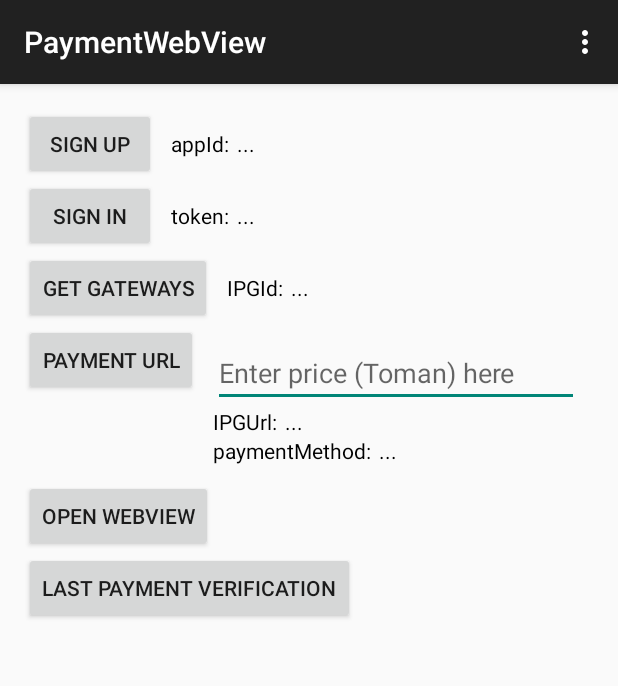
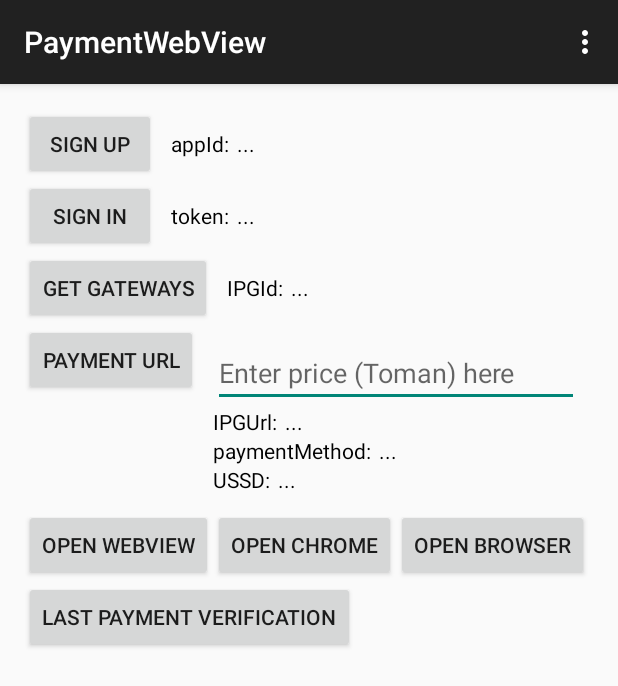
Before and after one commit to sinamomken/payment_gateway_android, an Android app: the screen it shows after launch (MainActivity), on a phone screen of 412 x 824 dp. Shown: the top 686 px of the screen. Run offline under Robolectric (Android 15) with nearby library versions, the phone set to English and light mode, and no system bars; libraries missing offline, so code that uses them is left out: ir.keloud.android.

Commit message:
Sample project for payment using webview almost completed. I had to enable javascript in webview to make it work correctly.

```diff
--- a/app/src/main/java/ir/sinamomken/paymentwebview/MainActivity.java
+++ b/app/src/main/java/ir/sinamomken/paymentwebview/MainActivity.java
@@ -1,8 +1,12 @@
 package ir.sinamomken.paymentwebview;
 
+import android.app.Dialog;
+import android.content.ActivityNotFoundException;
+import android.content.ComponentName;
 import android.content.Context;
 import android.content.Intent;
 import android.content.SharedPreferences;
+import android.net.Uri;
 import android.os.AsyncTask;
 import android.support.v7.app.ActionBarActivity;
 import android.os.Bundle;
@@ -16,6 +20,7 @@ import ir.keloud.android.lib.common.operations.RemoteOperationResult;
 import ir.keloud.android.lib.common.utils.Log_OC;
 import ir.sinamomken.paymentwebview.payment.gateway.GetPaymentGatewaysOperation;
 import ir.sinamomken.paymentwebview.payment.gateway.GetPaymentUrlOperation;
+import ir.sinamomken.paymentwebview.payment.gateway.PaymentVerificationOperation;
 import ir.sinamomken.paymentwebview.payment.gateway.SigninOperation;
 import ir.sinamomken.paymentwebview.payment.gateway.SignupOperation;
 
@@ -29,6 +34,9 @@ public class MainActivity extends ActionBarActivity {
     private String mGatewayId = "55db1af888233a8134a14781";
     private int mToman = 100;
     private String mIPGUrl = "https://www.zarinpal.com/pg/StartPay/000000000000000000000000000007505554";
+    private String mUSSD = "";
+    private String mResultUrl = "";
+    private String mResultMsg = "no result yet!";
 
     @Override
     protected void onCreate(Bundle savedInstanceState) {
@@ -145,10 +153,13 @@ public class MainActivity extends ActionBarActivity {
         protected void onPostExecute(RemoteOperationResult result){
             TextView ipgurl_tv = (TextView) findViewById(R.id.ipgurl_txt);
             TextView pm_tv = (TextView) findViewById(R.id.payment_method_txt);
+            TextView ussd_tv = (TextView) findViewById(R.id.ussd_txt);
             Log_OC.d(TAG, "trying to show IPGUrl and PaymentMethod or any error");
             if(result.isSuccess()){
                 mIPGUrl = (String) result.getData().get(3);
                 ipgurl_tv.setText(mIPGUrl);
+                mUSSD =  (String) result.getData().get(4);
+                ussd_tv.setText(mUSSD);
                 int paymentMethod = (int) result.getData().get(5);
                 pm_tv.setText( Integer.toString(paymentMethod) );
             }else{
@@ -161,9 +172,88 @@ public class MainActivity extends ActionBarActivity {
     private static final int WEBVIEW_REQUEST_CODE = 1;
     public void onOpenWebviewBtnClick(View view){
         Intent i = new Intent(this , WebViewActivity.class);
-        i.addFlags(Intent.FLAG_ACTIVITY_NEW_TASK);
+        //i.addFlags(Intent.FLAG_ACTIVITY_NEW_TASK);
         i.putExtra("IPG_URL",mIPGUrl);
         startActivityForResult(i, WEBVIEW_REQUEST_CODE);
+    }
+
+    @Override
+    protected void onActivityResult(int requestCode, int resultCode, Intent data) {
+        Log_OC.d(TAG, "requestCode = " + requestCode + " resultCode = " + resultCode);
+        if (requestCode == WEBVIEW_REQUEST_CODE) {
+            if(resultCode == RESULT_OK){
+                Log_OC.e(TAG, "result url = " + mResultUrl);
+                mResultUrl = data.getStringExtra(WebViewActivity.KEY_RESULT_URL);
+                onPaymentVerificationBtnClick(new View(this));
+            }
+            if (resultCode == RESULT_CANCELED) {
+                //Write your code if there's no result
+            }
+        }
+    }
+
+    public void onOpenChromeBtnClick(View view){
+        Intent intent=new Intent(Intent.ACTION_VIEW,Uri.parse(mIPGUrl));
+        intent.addFlags(Intent.FLAG_ACTIVITY_NEW_TASK);
+        intent.setPackage("com.android.chrome");
+        try {
+            startActivity(intent);
+        } catch (ActivityNotFoundException ex) {
+            // Chrome browser presumably not installed so allow user to choose instead
+
+        }
+    }
+
+    public void onOpenBrowserBtnClick(View view){
+        Intent intent = new Intent();
+        ComponentName comp = new ComponentName("com.google.android.browser","com.google.android.browser.BrowserActivity");
+        intent.setComponent(comp);
+        intent.setAction("android.intent.action.VIEW");
+        intent.addCategory("android.intent.category.BROWSABLE");
+        Uri uri = Uri.parse(mIPGUrl);
+        intent.setData(uri);
+        //try
+        //{
+            startActivity(intent);
+        //}
+        //catch (Exception e)
+        //{
+            //e.printStackTrace();
+        //}
+    }
+
+
+    public void onPaymentVerificationBtnClick(View view){
+        new PaymentVerificationAsyncTask().execute();
+    }
+
+    private class PaymentVerificationAsyncTask extends AsyncTask<Void, Void, RemoteOperationResult> {
+        private final String TAG = PaymentVerificationAsyncTask.class.getSimpleName();
+        @Override
+        protected RemoteOperationResult doInBackground(Void... v){
+            Log_OC.d(TAG, "trying to verify payment in background");
+            PaymentVerificationOperation verificationOperation = new PaymentVerificationOperation(MainActivity.this);
+            RemoteOperationResult result = verificationOperation.verifyPayment(mResultUrl);
+            return result;
+        }
+
+        @Override
+        protected void onPostExecute(RemoteOperationResult result){
+            Log_OC.d(TAG, "trying to show result of payment");
+
+            Dialog resultDialog = new Dialog(MainActivity.this);
+            resultDialog.setContentView(R.layout.result_dialog);
+            resultDialog.setTitle("Payment Result");
+            TextView dialogText = (TextView) resultDialog.findViewById(R.id.dialog_text);
+
+            if(result.isSuccess()){
+                 mResultMsg = (String) result.getData().get(12);
+            }else{
+                mResultMsg = "Error in receiving payment result";
+            }
+            dialogText.setText(mResultMsg);
+            resultDialog.show();
+        }
     }
 
     @Override
--- a/app/src/main/res/layout/activity_main.xml
+++ b/app/src/main/res/layout/activity_main.xml
@@ -136,8 +136,29 @@
                     android:text="..."
                     android:textColor="#000000"/>
             </LinearLayout>
+            <LinearLayout
+                android:layout_width="match_parent"
+                android:layout_height="wrap_content"
+                android:orientation="horizontal">
+                <TextView
+                    android:layout_width="wrap_content"
+                    android:layout_height="wrap_content"
+                    android:text="USSD:"
+                    android:textColor="#000000"/>
+                <TextView
+                    android:id="@+id/ussd_txt"
+                    android:layout_marginLeft="5dp"
+                    android:layout_width="wrap_content"
+                    android:layout_height="wrap_content"
+                    android:text="..."
+                    android:textColor="#000000"/>
             </LinearLayout>
         </LinearLayout>
+    </LinearLayout>
+    <LinearLayout
+        android:layout_width="match_parent"
+        android:layout_height="wrap_content"
+        android:orientation="horizontal">
         <Button
             android:layout_width="wrap_content"
             android:layout_height="wrap_content"
@@ -148,7 +169,23 @@
         <Button
             android:layout_width="wrap_content"
             android:layout_height="wrap_content"
+            android:text="Open Chrome"
+            android:id="@+id/open_chrome_btn"
+            android:background="@drawable/abc_btn_default_mtrl_shape"
+            android:onClick="onOpenChromeBtnClick"/>.
+        <Button
+            android:layout_width="wrap_content"
+            android:layout_height="wrap_content"
+            android:text="Open Browser"
+            android:id="@+id/open_browser_btn"
+            android:background="@drawable/abc_btn_default_mtrl_shape"
+            android:onClick="onOpenBrowserBtnClick"/>.
+    </LinearLayout>
+    <Button
+        android:layout_width="wrap_content"
+        android:layout_height="wrap_content"
         android:text="Last Payment Verification"
         android:id="@+id/last_payment_verification"
-        android:background="@drawable/abc_btn_default_mtrl_shape"/>
+        android:background="@drawable/abc_btn_default_mtrl_shape"
+        android:onClick="onPaymentVerificationBtnClick"/>
 </LinearLayout>
```
Also changed, not shown: app/src/main/java/ir/sinamomken/paymentwebview/WebViewActivity.java (+12 -1 lines), app/src/main/res/layout/result_dialog.xml (added, +23 -0 lines). Lines whose indentation alone changed are shown as unchanged.
